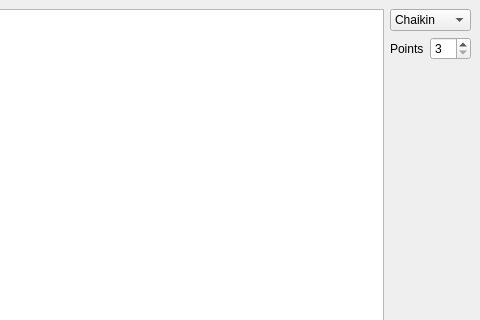
The window that MainWindow.ui (faalbers/CurvePlot) describes before a commit, drawn with Qt 5; both pictures show x 378 to 858 and y 0 to 320 of the 858 by 731 pixel window.
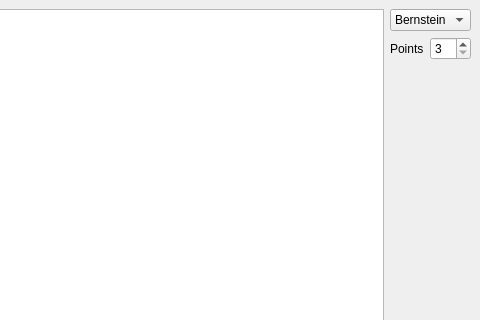
The same window after the commit.

```diff
--- a/MainWindow.ui
+++ b/MainWindow.ui
@@ -24,7 +24,7 @@
        <widget class="QComboBox" name="curveType">
         <item>
          <property name="text">
-          <string>Chaikin</string>
+          <string>Bernstein</string>
          </property>
         </item>
        </widget>
```
